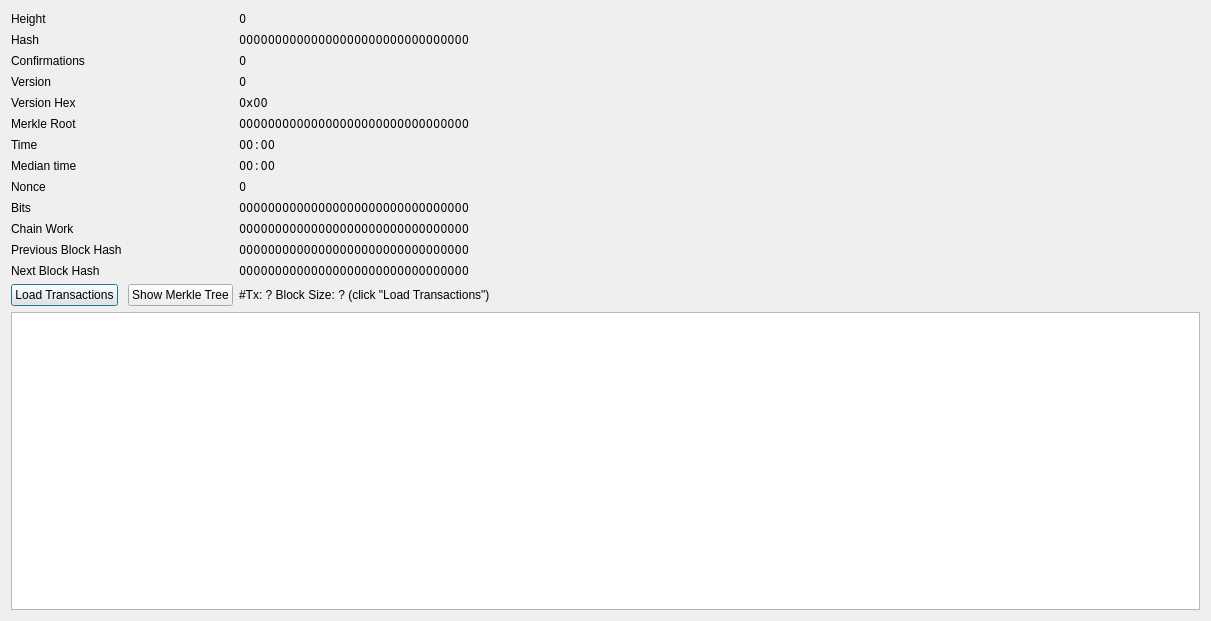
Qt form src/qt/forms/blockindexdetailsdialog.ui (torkelrogstad/mainchain) before a commit.
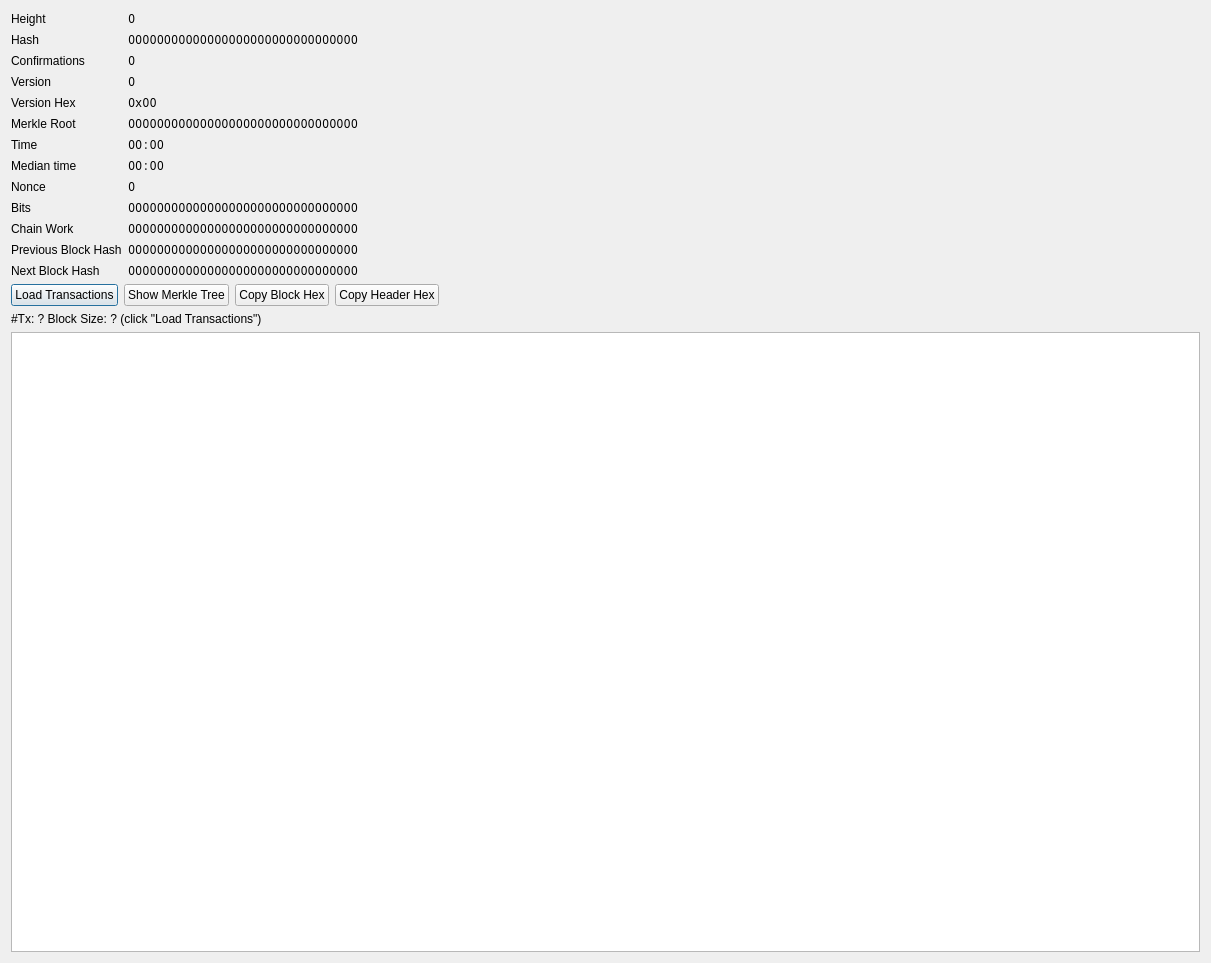
The same form after that commit.

Commit message: Copy block & header hex buttons on index details dialog

```diff
--- a/src/qt/forms/blockindexdetailsdialog.ui
+++ b/src/qt/forms/blockindexdetailsdialog.ui
@@ -7,293 +7,297 @@
     <x>0</x>
     <y>0</y>
     <width>1211</width>
-    <height>621</height>
+    <height>963</height>
    </rect>
   </property>
   <property name="windowTitle">
    <string>Block Index Details</string>
   </property>
   <layout class="QGridLayout" name="gridLayout">
-   <item row="6" column="2">
-    <widget class="QLabel" name="labelTime">
-     <property name="font">
-      <font>
-       <family>Noto Mono</family>
-      </font>
+   <item row="16" column="0">
+    <layout class="QHBoxLayout" name="horizontalLayout">
+     <property name="bottomMargin">
+      <number>0</number>
      </property>
+     <item>
+      <widget class="QPushButton" name="pushButtonLoadTransactions">
+       <property name="sizePolicy">
+        <sizepolicy hsizetype="Maximum" vsizetype="Fixed">
+         <horstretch>0</horstretch>
+         <verstretch>0</verstretch>
+        </sizepolicy>
+       </property>
      <property name="text">
-      <string>00:00</string>
-     </property>
-     <property name="textInteractionFlags">
-      <set>Qt::LinksAccessibleByMouse|Qt::TextSelectableByMouse</set>
-     </property>
-    </widget>
-   </item>
-   <item row="5" column="0">
-    <widget class="QLabel" name="label_12">
+        <string>Load Transactions</string>
+       </property>
+      </widget>
+     </item>
+     <item>
+      <widget class="QPushButton" name="pushButtonMerkleTree">
+       <property name="sizePolicy">
+        <sizepolicy hsizetype="Maximum" vsizetype="Fixed">
+         <horstretch>0</horstretch>
+         <verstretch>0</verstretch>
+        </sizepolicy>
+       </property>
      <property name="text">
-      <string>Merkle Root</string>
+        <string>Show Merkle Tree</string>
      </property>
     </widget>
    </item>
-   <item row="7" column="2">
-    <widget class="QLabel" name="labelMedianTime">
-     <property name="font">
-      <font>
-       <family>Noto Mono</family>
-      </font>
+     <item>
+      <widget class="QPushButton" name="pushButtonCopyHex">
+       <property name="sizePolicy">
+        <sizepolicy hsizetype="Maximum" vsizetype="Fixed">
+         <horstretch>0</horstretch>
+         <verstretch>0</verstretch>
+        </sizepolicy>
      </property>
      <property name="text">
-      <string>00:00</string>
-     </property>
-     <property name="textInteractionFlags">
-      <set>Qt::LinksAccessibleByMouse|Qt::TextSelectableByMouse</set>
-     </property>
-    </widget>
-   </item>
-   <item row="0" column="2">
-    <widget class="QLabel" name="labelHeight">
+        <string>Copy Block Hex</string>
+       </property>
+      </widget>
+     </item>
+     <item>
+      <widget class="QPushButton" name="pushButtonCopyHeaderHex">
+       <property name="sizePolicy">
+        <sizepolicy hsizetype="Maximum" vsizetype="Fixed">
+         <horstretch>0</horstretch>
+         <verstretch>0</verstretch>
+        </sizepolicy>
+       </property>
+       <property name="text">
+        <string>Copy Header Hex</string>
+       </property>
+      </widget>
+     </item>
+     <item>
+      <spacer name="horizontalSpacer">
+       <property name="orientation">
+        <enum>Qt::Horizontal</enum>
+       </property>
+       <property name="sizeHint" stdset="0">
+        <size>
+         <width>40</width>
+         <height>20</height>
+        </size>
+       </property>
+      </spacer>
+     </item>
+    </layout>
+   </item>
+   <item row="20" column="0" colspan="3">
+    <widget class="QTableWidget" name="tableWidgetTransactions">
      <property name="font">
       <font>
        <family>Noto Mono</family>
       </font>
      </property>
-     <property name="text">
-      <string>0</string>
+    </widget>
+   </item>
+   <item row="15" column="0">
+    <layout class="QGridLayout" name="gridLayout_2">
+     <property name="bottomMargin">
+      <number>0</number>
      </property>
-     <property name="textInteractionFlags">
-      <set>Qt::LinksAccessibleByMouse|Qt::TextSelectableByMouse</set>
-     </property>
-    </widget>
-   </item>
-   <item row="6" column="0">
-    <widget class="QLabel" name="label_13">
+     <item row="3" column="0">
+      <widget class="QLabel" name="label_8">
+       <property name="sizePolicy">
+        <sizepolicy hsizetype="Minimum" vsizetype="Preferred">
+         <horstretch>0</horstretch>
+         <verstretch>0</verstretch>
+        </sizepolicy>
+       </property>
+       <property name="text">
+        <string>Version</string>
+       </property>
+      </widget>
+     </item>
+     <item row="7" column="0">
+      <widget class="QLabel" name="label_14">
+       <property name="sizePolicy">
+        <sizepolicy hsizetype="Minimum" vsizetype="Preferred">
+         <horstretch>0</horstretch>
+         <verstretch>0</verstretch>
+        </sizepolicy>
+       </property>
      <property name="text">
-      <string>Time</string>
+        <string>Median time</string>
      </property>
     </widget>
    </item>
    <item row="0" column="0">
     <widget class="QLabel" name="label_2">
+       <property name="sizePolicy">
+        <sizepolicy hsizetype="Minimum" vsizetype="Preferred">
+         <horstretch>0</horstretch>
+         <verstretch>0</verstretch>
+        </sizepolicy>
+       </property>
      <property name="text">
       <string>Height</string>
      </property>
     </widget>
    </item>
+     <item row="6" column="0">
+      <widget class="QLabel" name="label_13">
+       <property name="sizePolicy">
+        <sizepolicy hsizetype="Minimum" vsizetype="Preferred">
+         <horstretch>0</horstretch>
+         <verstretch>0</verstretch>
+        </sizepolicy>
+       </property>
+       <property name="text">
+        <string>Time</string>
+       </property>
+      </widget>
+     </item>
+     <item row="10" column="0">
+      <widget class="QLabel" name="label_18">
+       <property name="sizePolicy">
+        <sizepolicy hsizetype="Minimum" vsizetype="Preferred">
+         <horstretch>0</horstretch>
+         <verstretch>0</verstretch>
+        </sizepolicy>
+       </property>
+       <property name="text">
+        <string>Chain Work</string>
+       </property>
+      </widget>
+     </item>
    <item row="2" column="0">
     <widget class="QLabel" name="label_6">
+       <property name="sizePolicy">
+        <sizepolicy hsizetype="Minimum" vsizetype="Preferred">
+         <horstretch>0</horstretch>
+         <verstretch>0</verstretch>
+        </sizepolicy>
+       </property>
      <property name="text">
       <string>Confirmations</string>
      </property>
     </widget>
    </item>
-   <item row="2" column="2">
-    <widget class="QLabel" name="labelConf">
-     <property name="font">
-      <font>
-       <family>Noto Mono</family>
-      </font>
-     </property>
-     <property name="text">
-      <string>0</string>
-     </property>
-     <property name="textInteractionFlags">
-      <set>Qt::LinksAccessibleByMouse|Qt::TextSelectableByMouse</set>
-     </property>
-    </widget>
-   </item>
-   <item row="3" column="0">
-    <widget class="QLabel" name="label_8">
-     <property name="text">
-      <string>Version</string>
-     </property>
-    </widget>
-   </item>
-   <item row="3" column="2">
-    <widget class="QLabel" name="labelVersion">
-     <property name="font">
-      <font>
-       <family>Noto Mono</family>
-      </font>
-     </property>
-     <property name="text">
-      <string>0</string>
-     </property>
-     <property name="textInteractionFlags">
-      <set>Qt::LinksAccessibleByMouse|Qt::TextSelectableByMouse</set>
-     </property>
-    </widget>
-   </item>
-   <item row="8" column="2">
-    <widget class="QLabel" name="labelNonce">
-     <property name="font">
-      <font>
-       <family>Noto Mono</family>
-      </font>
-     </property>
-     <property name="text">
-      <string>0</string>
-     </property>
-     <property name="textInteractionFlags">
-      <set>Qt::LinksAccessibleByMouse|Qt::TextSelectableByMouse</set>
-     </property>
-    </widget>
-   </item>
-   <item row="12" column="2">
-    <widget class="QLabel" name="labelNextBlockHash">
-     <property name="font">
-      <font>
-       <family>Noto Mono</family>
-      </font>
-     </property>
-     <property name="text">
-      <string>00000000000000000000000000000000</string>
-     </property>
-     <property name="textInteractionFlags">
-      <set>Qt::LinksAccessibleByMouse|Qt::TextSelectableByMouse</set>
-     </property>
-    </widget>
-   </item>
-   <item row="12" column="0">
-    <widget class="QLabel" name="label_20">
-     <property name="text">
-      <string>Next Block Hash</string>
-     </property>
-    </widget>
-   </item>
-   <item row="9" column="2">
-    <widget class="QLabel" name="labelBits">
-     <property name="font">
-      <font>
-       <family>Noto Mono</family>
-      </font>
-     </property>
-     <property name="text">
-      <string>00000000000000000000000000000000</string>
-     </property>
-     <property name="textInteractionFlags">
-      <set>Qt::LinksAccessibleByMouse|Qt::TextSelectableByMouse</set>
-     </property>
-    </widget>
-   </item>
-   <item row="8" column="0">
-    <widget class="QLabel" name="label_15">
-     <property name="text">
-      <string>Nonce</string>
-     </property>
-    </widget>
-   </item>
    <item row="4" column="0">
     <widget class="QLabel" name="label_10">
+       <property name="sizePolicy">
+        <sizepolicy hsizetype="Minimum" vsizetype="Preferred">
+         <horstretch>0</horstretch>
+         <verstretch>0</verstretch>
+        </sizepolicy>
+       </property>
      <property name="text">
       <string>Version Hex</string>
      </property>
     </widget>
    </item>
+     <item row="0" column="1">
+      <widget class="QLabel" name="labelHeight">
+       <property name="sizePolicy">
+        <sizepolicy hsizetype="MinimumExpanding" vsizetype="Preferred">
+         <horstretch>0</horstretch>
+         <verstretch>0</verstretch>
+        </sizepolicy>
+       </property>
+       <property name="font">
+        <font>
+         <family>Noto Mono</family>
+        </font>
+       </property>
+       <property name="text">
+        <string>0</string>
+       </property>
+       <property name="textInteractionFlags">
+        <set>Qt::LinksAccessibleByMouse|Qt::TextSelectableByMouse</set>
+       </property>
+      </widget>
+     </item>
+     <item row="8" column="0">
+      <widget class="QLabel" name="label_15">
+       <property name="sizePolicy">
+        <sizepolicy hsizetype="Minimum" vsizetype="Preferred">
+         <horstretch>0</horstretch>
+         <verstretch>0</verstretch>
+        </sizepolicy>
+       </property>
+       <property name="text">
+        <string>Nonce</string>
+       </property>
+      </widget>
+     </item>
    <item row="1" column="0">
     <widget class="QLabel" name="label_4">
+       <property name="sizePolicy">
+        <sizepolicy hsizetype="Minimum" vsizetype="Preferred">
+         <horstretch>0</horstretch>
+         <verstretch>0</verstretch>
+        </sizepolicy>
+       </property>
      <property name="text">
       <string>Hash</string>
      </property>
     </widget>
    </item>
-   <item row="5" column="2">
-    <widget class="QLabel" name="labelMerkleRoot">
-     <property name="font">
-      <font>
-       <family>Noto Mono</family>
-      </font>
-     </property>
-     <property name="text">
-      <string>00000000000000000000000000000000</string>
-     </property>
-     <property name="textInteractionFlags">
-      <set>Qt::LinksAccessibleByMouse|Qt::TextSelectableByMouse</set>
-     </property>
-    </widget>
-   </item>
-   <item row="7" column="0">
-    <widget class="QLabel" name="label_14">
-     <property name="text">
-      <string>Median time</string>
-     </property>
-    </widget>
-   </item>
-   <item row="10" column="0">
-    <widget class="QLabel" name="label_18">
-     <property name="text">
-      <string>Chain Work</string>
-     </property>
-    </widget>
-   </item>
-   <item row="13" column="0">
-    <widget class="QPushButton" name="pushButtonLoadTransactions">
-     <property name="sizePolicy">
-      <sizepolicy hsizetype="Maximum" vsizetype="Fixed">
-       <horstretch>0</horstretch>
-       <verstretch>0</verstretch>
-      </sizepolicy>
-     </property>
-     <property name="text">
-      <string>Load Transactions</string>
-     </property>
-    </widget>
-   </item>
-   <item row="1" column="2">
-    <widget class="QLabel" name="labelHash">
-     <property name="font">
-      <font>
-       <family>Noto Mono</family>
-      </font>
-     </property>
-     <property name="text">
-      <string>00000000000000000000000000000000</string>
-     </property>
-     <property name="textInteractionFlags">
-      <set>Qt::LinksAccessibleByMouse|Qt::TextSelectableByMouse</set>
-     </property>
-    </widget>
-   </item>
-   <item row="16" column="0" colspan="3">
-    <widget class="QTableWidget" name="tableWidgetTransactions">
-     <property name="font">
-      <font>
-       <family>Noto Mono</family>
-      </font>
-     </property>
-    </widget>
-   </item>
    <item row="9" column="0">
     <widget class="QLabel" name="label_16">
+       <property name="sizePolicy">
+        <sizepolicy hsizetype="Minimum" vsizetype="Preferred">
+         <horstretch>0</horstretch>
+         <verstretch>0</verstretch>
+        </sizepolicy>
+       </property>
      <property name="text">
       <string>Bits</string>
      </property>
     </widget>
    </item>
-   <item row="4" column="2">
-    <widget class="QLabel" name="labelVersionHex">
-     <property name="font">
-      <font>
-       <family>Noto Mono</family>
-      </font>
+     <item row="5" column="0">
+      <widget class="QLabel" name="label_12">
+       <property name="sizePolicy">
+        <sizepolicy hsizetype="Minimum" vsizetype="Preferred">
+         <horstretch>0</horstretch>
+         <verstretch>0</verstretch>
+        </sizepolicy>
      </property>
      <property name="text">
-      <string>0x00</string>
-     </property>
-     <property name="textInteractionFlags">
-      <set>Qt::LinksAccessibleByMouse|Qt::TextSelectableByMouse</set>
+        <string>Merkle Root</string>
      </property>
     </widget>
    </item>
    <item row="11" column="0">
     <widget class="QLabel" name="label_19">
+       <property name="sizePolicy">
+        <sizepolicy hsizetype="Minimum" vsizetype="Preferred">
+         <horstretch>0</horstretch>
+         <verstretch>0</verstretch>
+        </sizepolicy>
+       </property>
      <property name="text">
       <string>Previous Block Hash</string>
      </property>
     </widget>
    </item>
-   <item row="11" column="2">
-    <widget class="QLabel" name="labelPrevBlockHash">
+     <item row="12" column="0">
+      <widget class="QLabel" name="label_20">
+       <property name="sizePolicy">
+        <sizepolicy hsizetype="Minimum" vsizetype="Preferred">
+         <horstretch>0</horstretch>
+         <verstretch>0</verstretch>
+        </sizepolicy>
+       </property>
+       <property name="text">
+        <string>Next Block Hash</string>
+       </property>
+      </widget>
+     </item>
+     <item row="1" column="1">
+      <widget class="QLabel" name="labelHash">
+       <property name="sizePolicy">
+        <sizepolicy hsizetype="MinimumExpanding" vsizetype="Preferred">
+         <horstretch>0</horstretch>
+         <verstretch>0</verstretch>
+        </sizepolicy>
+       </property>
      <property name="font">
       <font>
        <family>Noto Mono</family>
@@ -307,8 +311,182 @@
      </property>
     </widget>
    </item>
-   <item row="10" column="2">
+     <item row="2" column="1">
+      <widget class="QLabel" name="labelConf">
+       <property name="sizePolicy">
+        <sizepolicy hsizetype="MinimumExpanding" vsizetype="Preferred">
+         <horstretch>0</horstretch>
+         <verstretch>0</verstretch>
+        </sizepolicy>
+       </property>
+       <property name="font">
+        <font>
+         <family>Noto Mono</family>
+        </font>
+       </property>
+       <property name="text">
+        <string>0</string>
+       </property>
+       <property name="textInteractionFlags">
+        <set>Qt::LinksAccessibleByMouse|Qt::TextSelectableByMouse</set>
+       </property>
+      </widget>
+     </item>
+     <item row="3" column="1">
+      <widget class="QLabel" name="labelVersion">
+       <property name="sizePolicy">
+        <sizepolicy hsizetype="MinimumExpanding" vsizetype="Preferred">
+         <horstretch>0</horstretch>
+         <verstretch>0</verstretch>
+        </sizepolicy>
+       </property>
+       <property name="font">
+        <font>
+         <family>Noto Mono</family>
+        </font>
+       </property>
+       <property name="text">
+        <string>0</string>
+       </property>
+       <property name="textInteractionFlags">
+        <set>Qt::LinksAccessibleByMouse|Qt::TextSelectableByMouse</set>
+       </property>
+      </widget>
+     </item>
+     <item row="4" column="1">
+      <widget class="QLabel" name="labelVersionHex">
+       <property name="sizePolicy">
+        <sizepolicy hsizetype="MinimumExpanding" vsizetype="Preferred">
+         <horstretch>0</horstretch>
+         <verstretch>0</verstretch>
+        </sizepolicy>
+       </property>
+       <property name="font">
+        <font>
+         <family>Noto Mono</family>
+        </font>
+       </property>
+       <property name="text">
+        <string>0x00</string>
+       </property>
+       <property name="textInteractionFlags">
+        <set>Qt::LinksAccessibleByMouse|Qt::TextSelectableByMouse</set>
+       </property>
+      </widget>
+     </item>
+     <item row="5" column="1">
+      <widget class="QLabel" name="labelMerkleRoot">
+       <property name="sizePolicy">
+        <sizepolicy hsizetype="MinimumExpanding" vsizetype="Preferred">
+         <horstretch>0</horstretch>
+         <verstretch>0</verstretch>
+        </sizepolicy>
+       </property>
+       <property name="font">
+        <font>
+         <family>Noto Mono</family>
+        </font>
+       </property>
+       <property name="text">
+        <string>00000000000000000000000000000000</string>
+       </property>
+       <property name="textInteractionFlags">
+        <set>Qt::LinksAccessibleByMouse|Qt::TextSelectableByMouse</set>
+       </property>
+      </widget>
+     </item>
+     <item row="6" column="1">
+      <widget class="QLabel" name="labelTime">
+       <property name="sizePolicy">
+        <sizepolicy hsizetype="MinimumExpanding" vsizetype="Preferred">
+         <horstretch>0</horstretch>
+         <verstretch>0</verstretch>
+        </sizepolicy>
+       </property>
+       <property name="font">
+        <font>
+         <family>Noto Mono</family>
+        </font>
+       </property>
+       <property name="text">
+        <string>00:00</string>
+       </property>
+       <property name="textInteractionFlags">
+        <set>Qt::LinksAccessibleByMouse|Qt::TextSelectableByMouse</set>
+       </property>
+      </widget>
+     </item>
+     <item row="7" column="1">
+      <widget class="QLabel" name="labelMedianTime">
+       <property name="sizePolicy">
+        <sizepolicy hsizetype="MinimumExpanding" vsizetype="Preferred">
+         <horstretch>0</horstretch>
+         <verstretch>0</verstretch>
+        </sizepolicy>
+       </property>
+       <property name="font">
+        <font>
+         <family>Noto Mono</family>
+        </font>
+       </property>
+       <property name="text">
+        <string>00:00</string>
+       </property>
+       <property name="textInteractionFlags">
+        <set>Qt::LinksAccessibleByMouse|Qt::TextSelectableByMouse</set>
+       </property>
+      </widget>
+     </item>
+     <item row="8" column="1">
+      <widget class="QLabel" name="labelNonce">
+       <property name="sizePolicy">
+        <sizepolicy hsizetype="MinimumExpanding" vsizetype="Preferred">
+         <horstretch>0</horstretch>
+         <verstretch>0</verstretch>
+        </sizepolicy>
+       </property>
+       <property name="font">
+        <font>
+         <family>Noto Mono</family>
+        </font>
+       </property>
+       <property name="text">
+        <string>0</string>
+       </property>
+       <property name="textInteractionFlags">
+        <set>Qt::LinksAccessibleByMouse|Qt::TextSelectableByMouse</set>
+       </property>
+      </widget>
+     </item>
+     <item row="9" column="1">
+      <widget class="QLabel" name="labelBits">
+       <property name="sizePolicy">
+        <sizepolicy hsizetype="MinimumExpanding" vsizetype="Preferred">
+         <horstretch>0</horstretch>
+         <verstretch>0</verstretch>
+        </sizepolicy>
+       </property>
+       <property name="font">
+        <font>
+         <family>Noto Mono</family>
+        </font>
+       </property>
+       <property name="text">
+        <string>00000000000000000000000000000000</string>
+       </property>
+       <property name="textInteractionFlags">
+        <set>Qt::LinksAccessibleByMouse|Qt::TextSelectableByMouse</set>
+       </property>
+      </widget>
+     </item>
+     <item row="10" column="1">
     <widget class="QLabel" name="labelChainWork">
+       <property name="sizePolicy">
+        <sizepolicy hsizetype="MinimumExpanding" vsizetype="Preferred">
+         <horstretch>0</horstretch>
+         <verstretch>0</verstretch>
+        </sizepolicy>
+       </property>
      <property name="font">
       <font>
        <family>Noto Mono</family>
@@ -322,21 +500,58 @@
      </property>
     </widget>
    </item>
-   <item row="13" column="1">
-    <widget class="QPushButton" name="pushButtonMerkleTree">
+     <item row="11" column="1">
+      <widget class="QLabel" name="labelPrevBlockHash">
      <property name="sizePolicy">
-      <sizepolicy hsizetype="Maximum" vsizetype="Fixed">
+        <sizepolicy hsizetype="MinimumExpanding" vsizetype="Preferred">
        <horstretch>0</horstretch>
        <verstretch>0</verstretch>
       </sizepolicy>
      </property>
+       <property name="font">
+        <font>
+         <family>Noto Mono</family>
+        </font>
+       </property>
      <property name="text">
-      <string>Show Merkle Tree</string>
-     </property>
-    </widget>
-   </item>
-   <item row="13" column="2">
+        <string>00000000000000000000000000000000</string>
+       </property>
+       <property name="textInteractionFlags">
+        <set>Qt::LinksAccessibleByMouse|Qt::TextSelectableByMouse</set>
+       </property>
+      </widget>
+     </item>
+     <item row="12" column="1">
+      <widget class="QLabel" name="labelNextBlockHash">
+       <property name="sizePolicy">
+        <sizepolicy hsizetype="MinimumExpanding" vsizetype="Preferred">
+         <horstretch>0</horstretch>
+         <verstretch>0</verstretch>
+        </sizepolicy>
+       </property>
+       <property name="font">
+        <font>
+         <family>Noto Mono</family>
+        </font>
+       </property>
+       <property name="text">
+        <string>00000000000000000000000000000000</string>
+       </property>
+       <property name="textInteractionFlags">
+        <set>Qt::LinksAccessibleByMouse|Qt::TextSelectableByMouse</set>
+       </property>
+      </widget>
+     </item>
+    </layout>
+   </item>
+   <item row="17" column="0">
     <widget class="QLabel" name="labelBlockInfo">
+     <property name="sizePolicy">
+      <sizepolicy hsizetype="Minimum" vsizetype="Preferred">
+       <horstretch>0</horstretch>
+       <verstretch>0</verstretch>
+      </sizepolicy>
+     </property>
      <property name="text">
       <string>#Tx: ? Block Size: ? (click &quot;Load Transactions&quot;)</string>
      </property>
```
Lines whose indentation alone changed are shown as unchanged. The commit also changes 2 other files.
